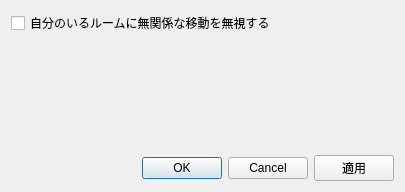
Qt form nyushitsu/src/ui/settingsdialog.ui (chirimenmonster/ts3plugins) before a commit.
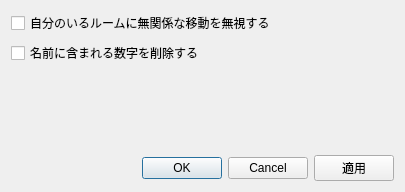
The same form after that commit.

Commit message: 名前の中の数字を削除するオプションを追加

The edit to the form file:
```diff
--- a/nyushitsu/src/ui/settingsdialog.ui
+++ b/nyushitsu/src/ui/settingsdialog.ui
@@ -24,6 +24,13 @@
         </property>
        </widget>
       </item>
+      <item>
+       <widget class="QCheckBox" name="checkBox_2">
+        <property name="text">
+         <string>名前に含まれる数字を削除する</string>
+        </property>
+       </widget>
+      </item>
       <item>
        <spacer name="verticalSpacer">
         <property name="orientation">
```
The commit also changes 7 other files.
